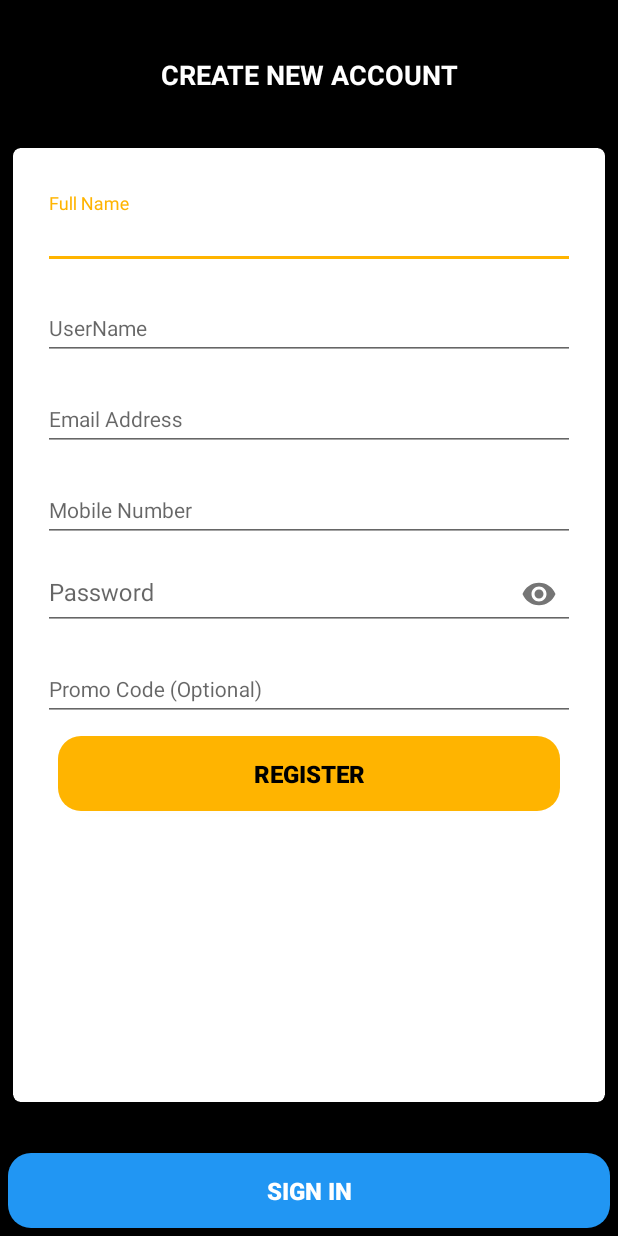
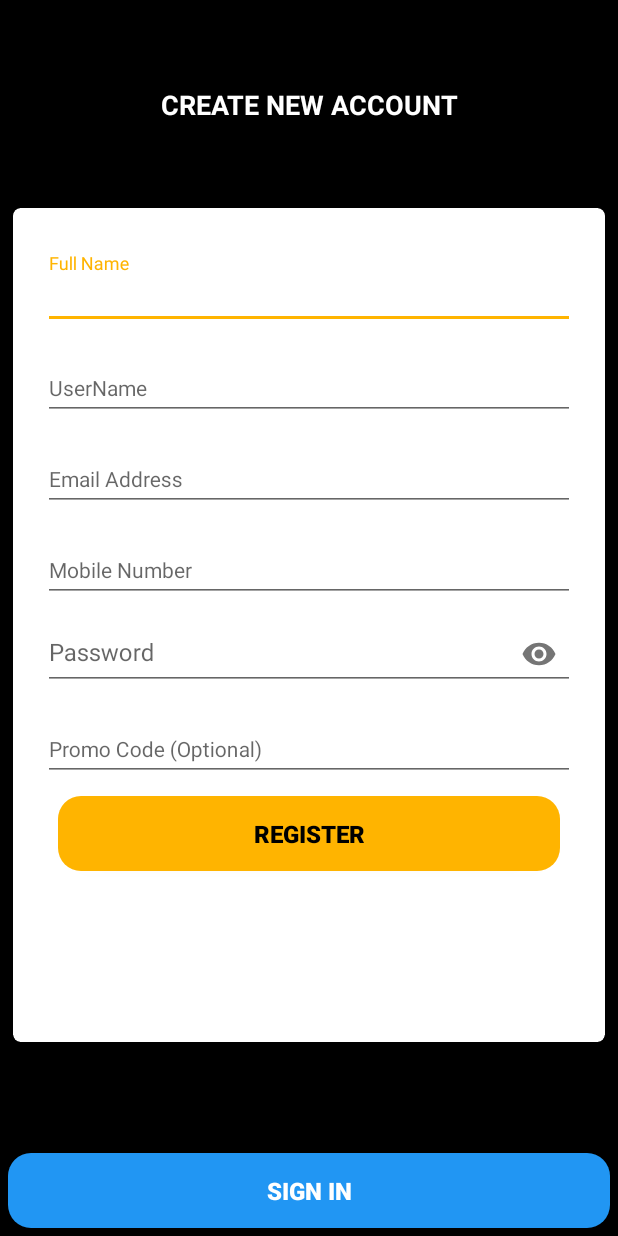
Before and after one commit to indoreapps1/PUBGPLAYERZ, an Android app: the screen it shows after launch (LoginActivity), after a tap on "CREATE ACCOUNT", on a phone screen of 412 x 824 dp. Run offline under Robolectric (Android 15) with nearby library versions, the phone set to English and light mode, and no system bars; our stand-ins replace CircleImageView, Volley; libraries missing offline, so code that uses them is left out: es.dmoral.toasty; network calls fail; pictures from the network do not load.

Commit message:
upload poject

```diff
--- a/app/src/main/AndroidManifest.xml
+++ b/app/src/main/AndroidManifest.xml
@@ -31,6 +31,8 @@
             android:label="Payment"
             android:screenOrientation="portrait"></activity>
         <activity
+            android:name=".activity.MainActivity"></activity>
+        <activity
             android:name=".activity.SplashActivity"
             android:theme="@style/Theme.AppCompat.NoActionBar">
             <intent-filter>
--- a/app/src/main/java/com/pubgplayerzofficial/fragment/PlayFragment.java
+++ b/app/src/main/java/com/pubgplayerzofficial/fragment/PlayFragment.java
@@ -97,7 +97,6 @@ public class PlayFragment extends Fragment {
         layout = view.findViewById(R.id.layout);
         lalitRecyclerView = view.findViewById(R.id.recyleview);
         lalitRecyclerView.setLayoutManager(new LinearLayoutManager(context));
-        lalitRecyclerView.showShimmerAdapter();
         getDataList();
         lalitRecyclerView.addOnScrollListener(new RecyclerView.OnScrollListener() {
             @Override
@@ -148,6 +147,7 @@ public class PlayFragment extends Fragment {
 
     private void getDataList() {
         resultListPlay.clear();
+        lalitRecyclerView.showShimmerAdapter();
         serviceCaller.callPlayMatchService("1", result.getId(),type, new IAsyncWorkCompletedCallback() {
             @Override
             public void onDone(String workName, boolean isComplete) {
@@ -160,11 +160,12 @@ public class PlayFragment extends Fragment {
                         Collections.reverse(resultListPlay);
                         GameViewerAdapter gameViewerAdapter = new GameViewerAdapter(context, resultListPlay);
                         lalitRecyclerView.setAdapter(gameViewerAdapter);
-                        lalitRecyclerView.hideShimmerAdapter();
+
                     }
                 } else {
                     noDataFound();
                 }
+                lalitRecyclerView.hideShimmerAdapter();
             }
         });
     }
--- a/app/src/main/res/layout/fragment_login.xml
+++ b/app/src/main/res/layout/fragment_login.xml
@@ -37,7 +37,7 @@
                 android:layout_width="match_parent"
                 android:layout_height="match_parent"
                 android:drawablePadding="@dimen/dim_value_20"
-                android:hint="Email"
+                android:hint="Username"
                 android:paddingLeft="@dimen/dim_value_5"
                 android:singleLine="true"
                 android:textColor="@color/colorWhite"
@@ -65,7 +65,6 @@
                 android:drawablePadding="@dimen/dim_value_20"
                 android:hint="Password"
                 android:inputType="textPassword"
-                android:maxLength="10"
                 android:paddingLeft="@dimen/dim_value_5"
                 android:singleLine="true"
                 android:textColor="@color/colorWhite"
--- a/app/src/main/res/layout/fragment_play.xml
+++ b/app/src/main/res/layout/fragment_play.xml
@@ -6,6 +6,11 @@
     android:background="@color/colorPrimary"
     android:fillViewport="true"
     android:fitsSystemWindows="true"
+    android:orientation="vertical">
+
+    <LinearLayout
+        android:layout_width="match_parent"
+        android:layout_height="match_parent"
         android:orientation="vertical">
 
         <RadioGroup
@@ -116,4 +121,5 @@
                 </com.e.mysimmer.LalitRecyclerView>
             </LinearLayout>
         </LinearLayout>
+    </LinearLayout>
 </android.support.v4.widget.NestedScrollView>
--- a/app/src/main/res/layout/fragment_signup.xml
+++ b/app/src/main/res/layout/fragment_signup.xml
@@ -21,7 +21,7 @@
                 android:layout_width="match_parent"
                 android:layout_height="0dp"
                 android:layout_marginTop="10dp"
-                android:layout_weight=".1"
+                android:layout_weight=".15"
                 android:gravity="center"
                 android:text="CREATE NEW ACCOUNT"
                 android:textColor="@android:color/white"
@@ -32,7 +32,7 @@
                 android:layout_width="match_parent"
                 android:layout_height="0dp"
                 android:layout_margin="5dp"
-                android:layout_weight=".8"
+                android:layout_weight=".7"
                 android:background="@color/colorPrimaryDark"
                 android:orientation="vertical">
 
@@ -187,7 +187,7 @@
             <View
                 android:layout_width="match_parent"
                 android:layout_height="0dp"
-                android:layout_weight=".1" />
+                android:layout_weight=".15" />
         </LinearLayout>
 
         <LinearLayout
--- a/app/src/main/res/values/strings.xml
+++ b/app/src/main/res/values/strings.xml
@@ -1,5 +1,5 @@
 <resources>
-    <string name="app_name">KHELGAME</string>
+    <string name="app_name">PUBGPLAYERZ</string>
     <string name="title_home">Home</string>
     <string name="title_dashboard">Dashboard</string>
     <string name="title_notifications">Notifications</string>
```
Lines whose indentation alone changed are shown as unchanged.
